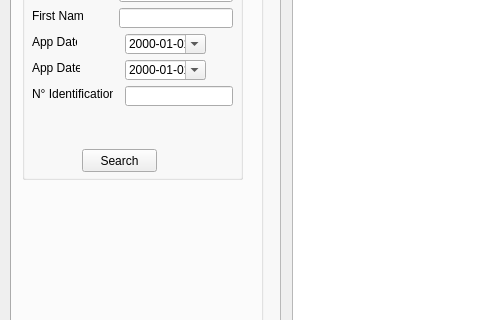
kakeAbdoulaye/qt_Project_Customer, file applicationcentrale.ui: the form before one commit; both pictures show x 0 to 480 and y 175 to 495 of the 1023 by 726 pixel window.
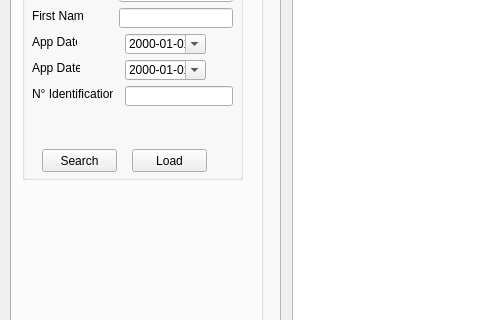
The form after the commit. Icons and pictures are not drawn.

What changed in the file:
```diff
--- a/applicationcentrale.ui
+++ b/applicationcentrale.ui
@@ -172,7 +172,7 @@
       <widget class="QPushButton" name="ButtonSearch">
        <property name="geometry">
         <rect>
-         <x>60</x>
+         <x>20</x>
          <y>190</y>
          <width>75</width>
          <height>23</height>
@@ -182,6 +182,19 @@
         <string>Search</string>
        </property>
       </widget>
+      <widget class="QPushButton" name="ButtonLoadTableCustomer">
+       <property name="geometry">
+        <rect>
+         <x>110</x>
+         <y>190</y>
+         <width>75</width>
+         <height>23</height>
+        </rect>
+       </property>
+       <property name="text">
+        <string>Load</string>
+       </property>
+      </widget>
      </widget>
      <widget class="QGroupBox" name="groupBoxView">
       <property name="geometry">
```
